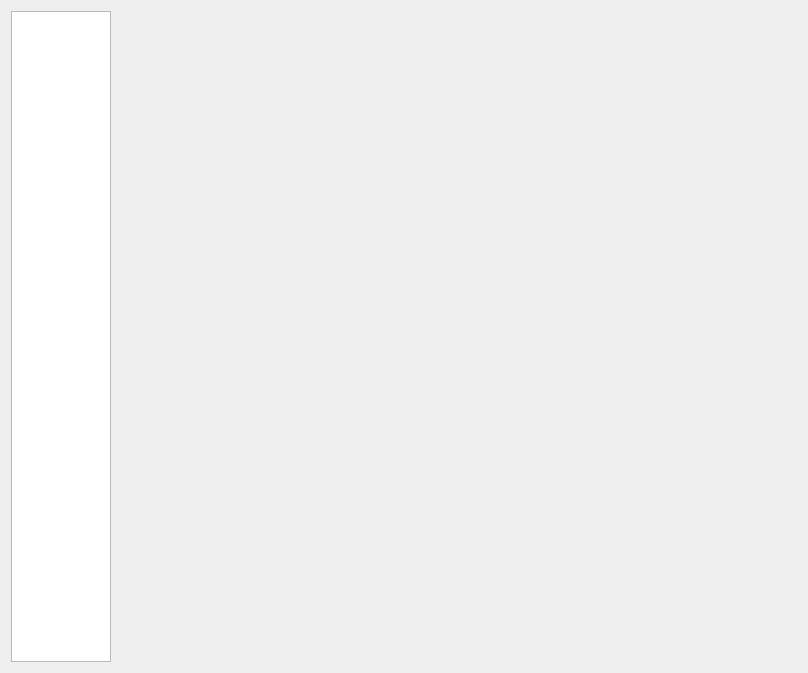
Old version of the form libs/datapackutils/widgets/packmanager.ui in the repository FreeHealth/freehealth.
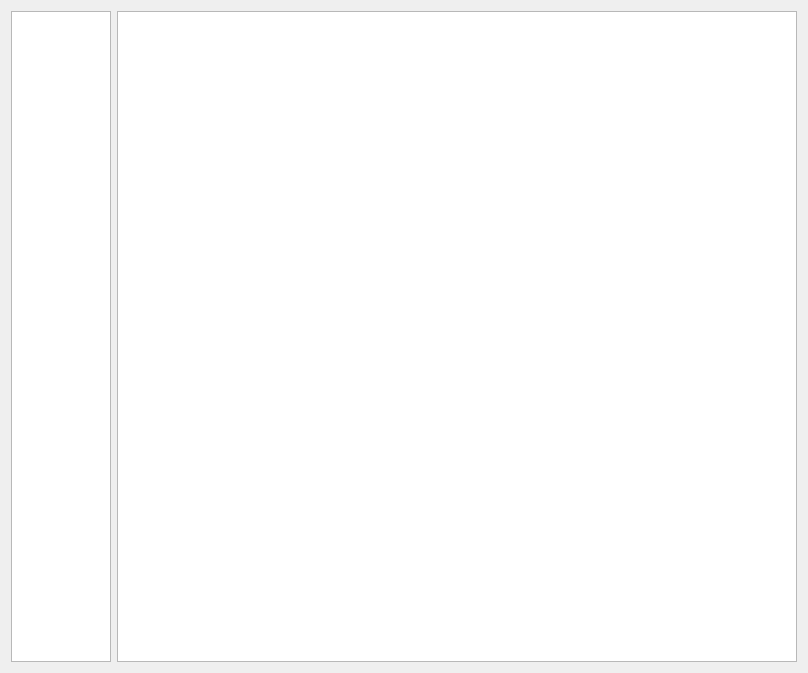
New version of the form. The open tabs and pages were chosen to show the change. Custom widgets are drawn as their Qt base class.

Commit message: model set for the server view

What changed in the file:
```diff
--- a/libs/datapackutils/widgets/packmanager.ui
+++ b/libs/datapackutils/widgets/packmanager.ui
@@ -151,7 +151,26 @@
        </item>
       </layout>
      </widget>
-     <widget class="QWidget" name="pageServers"/>
+     <widget class="QWidget" name="pageServers">
+      <layout class="QGridLayout" name="gridLayout_4">
+       <property name="margin">
+        <number>0</number>
+       </property>
+       <item row="0" column="0">
+        <layout class="QHBoxLayout" name="toolbarLayoutServers"/>
+       </item>
+       <item row="1" column="0">
+        <widget class="QListView" name="serverView">
+         <property name="iconSize">
+          <size>
+           <width>32</width>
+           <height>32</height>
+          </size>
+         </property>
+        </widget>
+       </item>
+      </layout>
+     </widget>
     </widget>
    </item>
   </layout>
```
Left out of the diff: 7 changed lines with no effect on the pictures. The commit also changes 2 other files.
